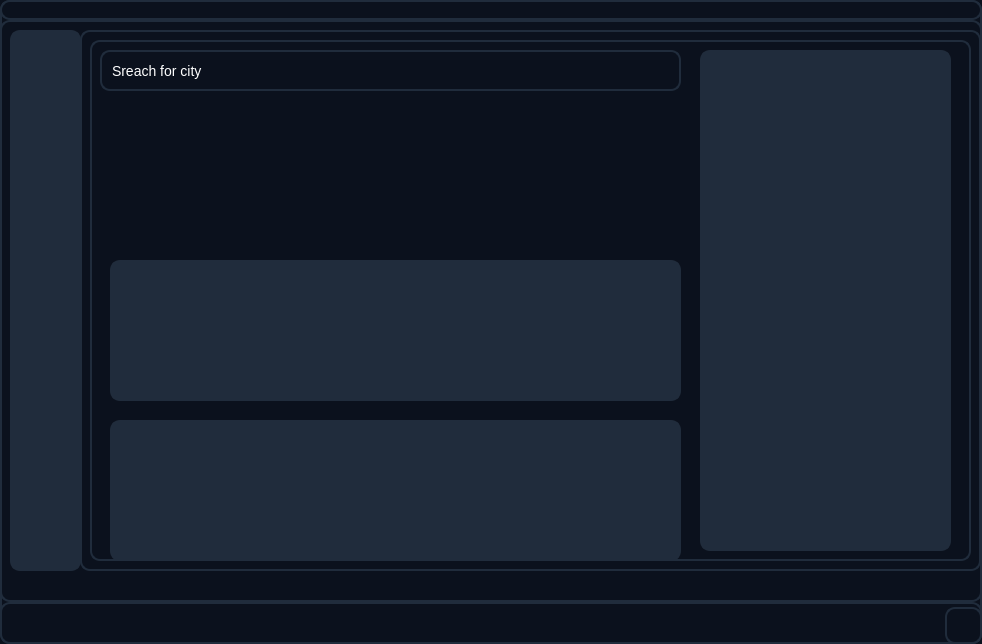
This is ui/main/main.ui in phamnamkhanh0602/python-app as Qt 5 draws it before an edit. The edited form follows.
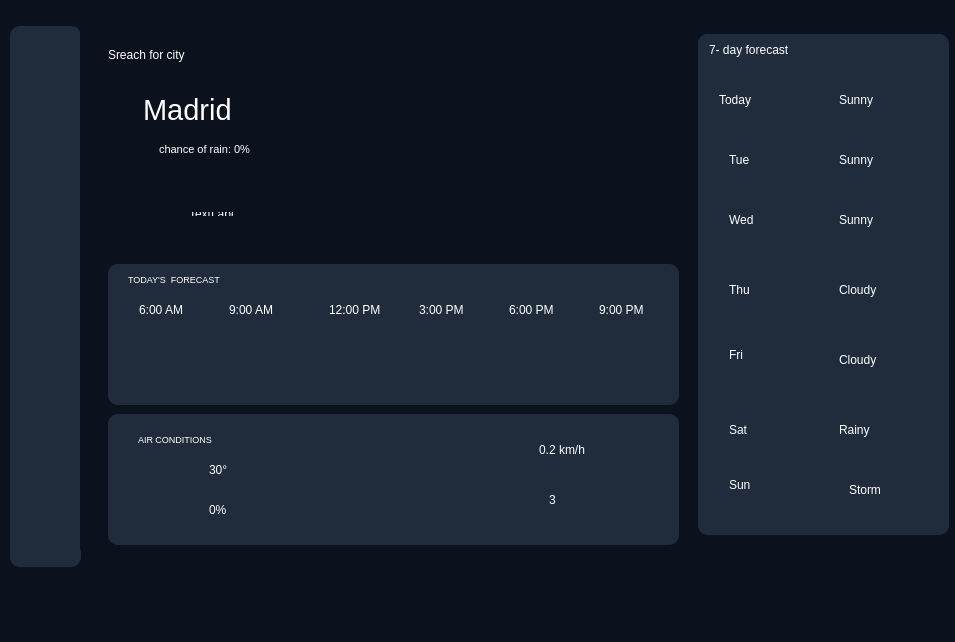
This is the edited form. Icons and pictures are not drawn.

Commit message: main trang 1

```diff
--- a/ui/main/main.ui
+++ b/ui/main/main.ui
@@ -6,8 +6,8 @@
    <rect>
     <x>0</x>
     <y>0</y>
-    <width>982</width>
-    <height>644</height>
+    <width>955</width>
+    <height>642</height>
    </rect>
   </property>
   <property name="windowTitle">
@@ -16,10 +16,10 @@
   <property name="styleSheet">
    <string notr="true">    background-color: #0b111d;
     color: #FFFFFF; 
-    border: 2px solid #202c3c;
+   
     border-radius: 10px; 
     padding: 8px;
-    font-size: 14px;</string>
+   </string>
   </property>
   <widget class="QWidget" name="centralwidget">
    <widget class="QWidget" name="widget" native="true">
@@ -35,12 +35,69 @@
      <string notr="true">background-color:#202c3c;
 border-radius:10px</string>
     </property>
+    <widget class="QLabel" name="label_15">
+     <property name="geometry">
+      <rect>
+       <x>10</x>
+       <y>10</y>
+       <width>51</width>
+       <height>51</height>
+      </rect>
+     </property>
+     <property name="text">
+      <string/>
+     </property>
+     <property name="pixmap">
+      <pixmap>../../../../../../Downloads/wind.png</pixmap>
+     </property>
+     <property name="scaledContents">
+      <bool>true</bool>
+     </property>
+    </widget>
+    <widget class="QLabel" name="label_16">
+     <property name="geometry">
+      <rect>
+       <x>0</x>
+       <y>60</y>
+       <width>71</width>
+       <height>61</height>
+      </rect>
+     </property>
+     <property name="text">
+      <string/>
+     </property>
+     <property name="pixmap">
+      <pixmap>../../../../../../Downloads/extreme-weather.png</pixmap>
+     </property>
+     <property name="scaledContents">
+      <bool>true</bool>
+     </property>
+    </widget>
+    <widget class="QLabel" name="label_17">
+     <property name="geometry">
+      <rect>
+       <x>0</x>
+       <y>130</y>
+       <width>71</width>
+       <height>61</height>
+      </rect>
+     </property>
+     <property name="text">
+      <string/>
+     </property>
+     <property name="pixmap">
+      <pixmap>../../../../../../Downloads/main-menu.png</pixmap>
+     </property>
+     <property name="scaledContents">
+      <bool>true</bool>
+     </property>
+    </widget>
    </widget>
    <widget class="QStackedWidget" name="stackedWidget">
     <property name="geometry">
      <rect>
       <x>80</x>
-      <y>10</y>
+      <y>0</y>
       <width>901</width>
       <height>541</height>
      </rect>
@@ -50,7 +107,7 @@
       <property name="geometry">
        <rect>
         <x>20</x>
-        <y>220</y>
+        <y>240</y>
         <width>571</width>
         <height>141</height>
        </rect>
@@ -58,19 +115,375 @@
       <property name="styleSheet">
        <string notr="true">background-color:#202c3c;</string>
       </property>
+      <widget class="QLabel" name="label_2">
+       <property name="geometry">
+        <rect>
+         <x>10</x>
+         <y>50</y>
+         <width>91</width>
+         <height>81</height>
+        </rect>
+       </property>
+       <property name="text">
+        <string/>
+       </property>
+       <property name="pixmap">
+        <pixmap>../../../../../../Downloads/clouds.png</pixmap>
+       </property>
+       <property name="scaledContents">
+        <bool>true</bool>
+       </property>
+      </widget>
+      <widget class="QLabel" name="label_3">
+       <property name="geometry">
+        <rect>
+         <x>110</x>
+         <y>50</y>
+         <width>81</width>
+         <height>71</height>
+        </rect>
+       </property>
+       <property name="text">
+        <string/>
+       </property>
+       <property name="pixmap">
+        <pixmap>../../../../../../Downloads/sun (2).png</pixmap>
+       </property>
+       <property name="scaledContents">
+        <bool>true</bool>
+       </property>
+      </widget>
+      <widget class="QLabel" name="label_4">
+       <property name="geometry">
+        <rect>
+         <x>210</x>
+         <y>60</y>
+         <width>71</width>
+         <height>61</height>
+        </rect>
+       </property>
+       <property name="text">
+        <string/>
+       </property>
+       <property name="pixmap">
+        <pixmap>../../../../../../Downloads/sun (1).png</pixmap>
+       </property>
+       <property name="scaledContents">
+        <bool>true</bool>
+       </property>
+      </widget>
+      <widget class="QLabel" name="label_5">
+       <property name="geometry">
+        <rect>
+         <x>300</x>
+         <y>60</y>
+         <width>71</width>
+         <height>61</height>
+        </rect>
+       </property>
+       <property name="text">
+        <string/>
+       </property>
+       <property name="pixmap">
+        <pixmap>../../../../../../Downloads/sun (1).png</pixmap>
+       </property>
+       <property name="scaledContents">
+        <bool>true</bool>
+       </property>
+      </widget>
+      <widget class="QLabel" name="label_6">
+       <property name="geometry">
+        <rect>
+         <x>390</x>
+         <y>60</y>
+         <width>71</width>
+         <height>61</height>
+        </rect>
+       </property>
+       <property name="text">
+        <string/>
+       </property>
+       <property name="pixmap">
+        <pixmap>../../../../../../Downloads/sun (1).png</pixmap>
+       </property>
+       <property name="scaledContents">
+        <bool>true</bool>
+       </property>
+      </widget>
+      <widget class="QLabel" name="label_7">
+       <property name="geometry">
+        <rect>
+         <x>470</x>
+         <y>50</y>
+         <width>81</width>
+         <height>71</height>
+        </rect>
+       </property>
+       <property name="text">
+        <string/>
+       </property>
+       <property name="pixmap">
+        <pixmap>../../../../../../Downloads/sun (2).png</pixmap>
+       </property>
+       <property name="scaledContents">
+        <bool>true</bool>
+       </property>
+      </widget>
+      <widget class="QLabel" name="label_20">
+       <property name="geometry">
+        <rect>
+         <x>10</x>
+         <y>0</y>
+         <width>161</width>
+         <height>31</height>
+        </rect>
+       </property>
+       <property name="font">
+        <font>
+         <pointsize>7</pointsize>
+        </font>
+       </property>
+       <property name="text">
+        <string>TODAY'S  FORECAST</string>
+       </property>
+      </widget>
+      <widget class="QLabel" name="label_21">
+       <property name="geometry">
+        <rect>
+         <x>20</x>
+         <y>30</y>
+         <width>81</width>
+         <height>31</height>
+        </rect>
+       </property>
+       <property name="text">
+        <string>6:00 AM</string>
+       </property>
+      </widget>
+      <widget class="QLabel" name="label_22">
+       <property name="geometry">
+        <rect>
+         <x>110</x>
+         <y>30</y>
+         <width>81</width>
+         <height>31</height>
+        </rect>
+       </property>
+       <property name="text">
+        <string>9:00 AM</string>
+       </property>
+      </widget>
+      <widget class="QLabel" name="label_23">
+       <property name="geometry">
+        <rect>
+         <x>210</x>
+         <y>30</y>
+         <width>81</width>
+         <height>31</height>
+        </rect>
+       </property>
+       <property name="text">
+        <string>12:00 PM</string>
+       </property>
+      </widget>
+      <widget class="QLabel" name="label_24">
+       <property name="geometry">
+        <rect>
+         <x>300</x>
+         <y>30</y>
+         <width>71</width>
+         <height>31</height>
+        </rect>
+       </property>
+       <property name="text">
+        <string>3:00 PM</string>
+       </property>
+      </widget>
+      <widget class="QLabel" name="label_25">
+       <property name="geometry">
+        <rect>
+         <x>390</x>
+         <y>30</y>
+         <width>71</width>
+         <height>31</height>
+        </rect>
+       </property>
+       <property name="text">
+        <string>6:00 PM</string>
+       </property>
+      </widget>
+      <widget class="QLabel" name="label_26">
+       <property name="geometry">
+        <rect>
+         <x>480</x>
+         <y>30</y>
+         <width>71</width>
+         <height>31</height>
+        </rect>
+       </property>
+       <property name="text">
+        <string>9:00 PM</string>
+       </property>
+      </widget>
      </widget>
      <widget class="QWidget" name="widget_3" native="true">
       <property name="geometry">
        <rect>
         <x>20</x>
-        <y>380</y>
+        <y>390</y>
         <width>571</width>
-        <height>141</height>
+        <height>131</height>
        </rect>
       </property>
       <property name="styleSheet">
        <string notr="true">background-color:#202c3c;</string>
       </property>
+      <widget class="QLabel" name="label_42">
+       <property name="geometry">
+        <rect>
+         <x>20</x>
+         <y>10</y>
+         <width>151</width>
+         <height>31</height>
+        </rect>
+       </property>
+       <property name="font">
+        <font>
+         <pointsize>7</pointsize>
+        </font>
+       </property>
+       <property name="text">
+        <string>AIR CONDITIONS</string>
+       </property>
+      </widget>
+      <widget class="QLabel" name="label_43">
+       <property name="geometry">
+        <rect>
+         <x>60</x>
+         <y>40</y>
+         <width>41</width>
+         <height>41</height>
+        </rect>
+       </property>
+       <property name="text">
+        <string/>
+       </property>
+       <property name="pixmap">
+        <pixmap>../../../../../../Downloads/temperature.png</pixmap>
+       </property>
+       <property name="scaledContents">
+        <bool>true</bool>
+       </property>
+      </widget>
+      <widget class="QLabel" name="label_44">
+       <property name="geometry">
+        <rect>
+         <x>60</x>
+         <y>80</y>
+         <width>41</width>
+         <height>41</height>
+        </rect>
+       </property>
+       <property name="text">
+        <string/>
+       </property>
+       <property name="pixmap">
+        <pixmap>../../../../../../Downloads/drop.png</pixmap>
+       </property>
+       <property name="scaledContents">
+        <bool>true</bool>
+       </property>
+      </widget>
+      <widget class="QLabel" name="label_45">
+       <property name="geometry">
+        <rect>
+         <x>360</x>
+         <y>20</y>
+         <width>61</width>
+         <height>41</height>
+        </rect>
+       </property>
+       <property name="text">
+        <string/>
+       </property>
+       <property name="pixmap">
+        <pixmap>../../../../../../Downloads/wind (1).png</pixmap>
+       </property>
+       <property name="scaledContents">
+        <bool>true</bool>
+       </property>
+      </widget>
+      <widget class="QLabel" name="label_46">
+       <property name="geometry">
+        <rect>
+         <x>370</x>
+         <y>70</y>
+         <width>51</width>
+         <height>41</height>
+        </rect>
+       </property>
+       <property name="text">
+        <string/>
+       </property>
+       <property name="pixmap">
+        <pixmap>../../../../../../Downloads/sun.png</pixmap>
+       </property>
+       <property name="scaledContents">
+        <bool>true</bool>
+       </property>
+      </widget>
+      <widget class="QLabel" name="label_48">
+       <property name="geometry">
+        <rect>
+         <x>90</x>
+         <y>40</y>
+         <width>61</width>
+         <height>31</height>
+        </rect>
+       </property>
+       <property name="text">
+        <string>30°</string>
+       </property>
+      </widget>
+      <widget class="QLabel" name="label_49">
+       <property name="geometry">
+        <rect>
+         <x>90</x>
+         <y>80</y>
+         <width>51</width>
+         <height>31</height>
+        </rect>
+       </property>
+       <property name="text">
+        <string>0%</string>
+       </property>
+      </widget>
+      <widget class="QLabel" name="label_50">
+       <property name="geometry">
+        <rect>
+         <x>420</x>
+         <y>20</y>
+         <width>81</width>
+         <height>31</height>
+        </rect>
+       </property>
+       <property name="text">
+        <string>0.2 km/h</string>
+       </property>
+      </widget>
+      <widget class="QLabel" name="label_51">
+       <property name="geometry">
+        <rect>
+         <x>430</x>
+         <y>70</y>
+         <width>61</width>
+         <height>31</height>
+        </rect>
+       </property>
+       <property name="text">
+        <string>3</string>
+       </property>
+      </widget>
      </widget>
      <widget class="QWidget" name="widget_4" native="true">
       <property name="geometry">
@@ -84,6 +497,334 @@
       <property name="styleSheet">
        <string notr="true">background-color:#202c3c;</string>
       </property>
+      <widget class="QLabel" name="label_8">
+       <property name="geometry">
+        <rect>
+         <x>70</x>
+         <y>40</y>
+         <width>61</width>
+         <height>51</height>
+        </rect>
+       </property>
+       <property name="text">
+        <string/>
+       </property>
+       <property name="pixmap">
+        <pixmap>../../../../../../Downloads/sun (1).png</pixmap>
+       </property>
+       <property name="scaledContents">
+        <bool>true</bool>
+       </property>
+      </widget>
+      <widget class="QLabel" name="label_9">
+       <property name="geometry">
+        <rect>
+         <x>70</x>
+         <y>100</y>
+         <width>61</width>
+         <height>51</height>
+        </rect>
+       </property>
+       <property name="text">
+        <string/>
+       </property>
+       <property name="pixmap">
+        <pixmap>../../../../../../Downloads/sun (1).png</pixmap>
+       </property>
+       <property name="scaledContents">
+        <bool>true</bool>
+       </property>
+      </widget>
+      <widget class="QLabel" name="label_10">
+       <property name="geometry">
+        <rect>
+         <x>70</x>
+         <y>160</y>
+         <width>61</width>
+         <height>51</height>
+        </rect>
+       </property>
+       <property name="text">
+        <string/>
+       </property>
+       <property name="pixmap">
+        <pixmap>../../../../../../Downloads/sun (1).png</pixmap>
+       </property>
+       <property name="scaledContents">
+        <bool>true</bool>
+       </property>
+      </widget>
+      <widget class="QLabel" name="label_11">
+       <property name="geometry">
+        <rect>
+         <x>60</x>
+         <y>220</y>
+         <width>81</width>
+         <height>81</height>
+        </rect>
+       </property>
+       <property name="text">
+        <string/>
+       </property>
+       <property name="pixmap">
+        <pixmap>../../../../../../Downloads/clouds.png</pixmap>
+       </property>
+       <property name="scaledContents">
+        <bool>true</bool>
+       </property>
+      </widget>
+      <widget class="QLabel" name="label_12">
+       <property name="geometry">
+        <rect>
+         <x>60</x>
+         <y>290</y>
+         <width>81</width>
+         <height>71</height>
+        </rect>
+       </property>
+       <property name="text">
+        <string/>
+       </property>
+       <property name="pixmap">
+        <pixmap>../../../../../../Downloads/clouds.png</pixmap>
+       </property>
+       <property name="scaledContents">
+        <bool>true</bool>
+       </property>
+      </widget>
+      <widget class="QLabel" name="label_13">
+       <property name="geometry">
+        <rect>
+         <x>70</x>
+         <y>430</y>
+         <width>71</width>
+         <height>61</height>
+        </rect>
+       </property>
+       <property name="text">
+        <string/>
+       </property>
+       <property name="pixmap">
+        <pixmap>../../../../../../Downloads/storm (1).png</pixmap>
+       </property>
+       <property name="scaledContents">
+        <bool>true</bool>
+       </property>
+      </widget>
+      <widget class="QLabel" name="label_14">
+       <property name="geometry">
+        <rect>
+         <x>60</x>
+         <y>360</y>
+         <width>71</width>
+         <height>61</height>
+        </rect>
+       </property>
+       <property name="text">
+        <string/>
+       </property>
+       <property name="pixmap">
+        <pixmap>../../../../../../Downloads/cloudy.png</pixmap>
+       </property>
+       <property name="scaledContents">
+        <bool>true</bool>
+       </property>
+      </widget>
+      <widget class="QLabel" name="label_27">
+       <property name="geometry">
+        <rect>
+         <x>10</x>
+         <y>50</y>
+         <width>61</width>
+         <height>31</height>
+        </rect>
+       </property>
+       <property name="text">
+        <string>Today</string>
+       </property>
+      </widget>
+      <widget class="QLabel" name="label_28">
+       <property name="geometry">
+        <rect>
+         <x>20</x>
+         <y>170</y>
+         <width>51</width>
+         <height>31</height>
+        </rect>
+       </property>
+       <property name="text">
+        <string>Wed</string>
+       </property>
+      </widget>
+      <widget class="QLabel" name="label_29">
+       <property name="geometry">
+        <rect>
+         <x>20</x>
+         <y>240</y>
+         <width>51</width>
+         <height>31</height>
+        </rect>
+       </property>
+       <property name="text">
+        <string>Thu</string>
+       </property>
+      </widget>
+      <widget class="QLabel" name="label_30">
+       <property name="geometry">
+        <rect>
+         <x>20</x>
+         <y>300</y>
+         <width>51</width>
+         <height>41</height>
+        </rect>
+       </property>
+       <property name="text">
+        <string>Fri</string>
+       </property>
+      </widget>
+      <widget class="QLabel" name="label_31">
+       <property name="geometry">
+        <rect>
+         <x>20</x>
+         <y>370</y>
+         <width>41</width>
+         <height>51</height>
+        </rect>
+       </property>
+       <property name="text">
+        <string>Sat</string>
+       </property>
+      </widget>
+      <widget class="QLabel" name="label_32">
+       <property name="geometry">
+        <rect>
+         <x>20</x>
+         <y>430</y>
+         <width>51</width>
+         <height>41</height>
+        </rect>
+       </property>
+       <property name="text">
+        <string>Sun</string>
+       </property>
+      </widget>
+      <widget class="QLabel" name="label_33">
+       <property name="geometry">
+        <rect>
+         <x>20</x>
+         <y>110</y>
+         <width>51</width>
+         <height>31</height>
+        </rect>
+       </property>
+       <property name="text">
+        <string>Tue</string>
+       </property>
+      </widget>
+      <widget class="QLabel" name="label_34">
+       <property name="geometry">
+        <rect>
+         <x>0</x>
+         <y>0</y>
+         <width>121</width>
+         <height>31</height>
+        </rect>
+       </property>
+       <property name="text">
+        <string>7- day forecast</string>
+       </property>
+      </widget>
+      <widget class="QLabel" name="label_35">
+       <property name="geometry">
+        <rect>
+         <x>130</x>
+         <y>50</y>
+         <width>81</width>
+         <height>31</height>
+        </rect>
+       </property>
+       <property name="text">
+        <string>Sunny</string>
+       </property>
+      </widget>
+      <widget class="QLabel" name="label_36">
+       <property name="geometry">
+        <rect>
+         <x>130</x>
+         <y>170</y>
+         <width>81</width>
+         <height>31</height>
+        </rect>
+       </property>
+       <property name="text">
+        <string>Sunny</string>
+       </property>
+      </widget>
+      <widget class="QLabel" name="label_37">
+       <property name="geometry">
+        <rect>
+         <x>130</x>
+         <y>110</y>
+         <width>81</width>
+         <height>31</height>
+        </rect>
+       </property>
+       <property name="text">
+        <string>Sunny</string>
+       </property>
+      </widget>
+      <widget class="QLabel" name="label_38">
+       <property name="geometry">
+        <rect>
+         <x>130</x>
+         <y>240</y>
+         <width>71</width>
+         <height>31</height>
+        </rect>
+       </property>
+       <property name="text">
+        <string>Cloudy</string>
+       </property>
+      </widget>
+      <widget class="QLabel" name="label_39">
+       <property name="geometry">
+        <rect>
+         <x>130</x>
+         <y>310</y>
+         <width>71</width>
+         <height>31</height>
+        </rect>
+       </property>
+       <property name="text">
+        <string>Cloudy</string>
+       </property>
+      </widget>
+      <widget class="QLabel" name="label_40">
+       <property name="geometry">
+        <rect>
+         <x>130</x>
+         <y>380</y>
+         <width>71</width>
+         <height>31</height>
+        </rect>
+       </property>
+       <property name="text">
+        <string>Rainy</string>
+       </property>
+      </widget>
+      <widget class="QLabel" name="label_41">
+       <property name="geometry">
+        <rect>
+         <x>140</x>
+         <y>440</y>
+         <width>71</width>
+         <height>31</height>
+        </rect>
+       </property>
+       <property name="text">
+        <string>Storm</string>
+       </property>
+      </widget>
      </widget>
      <widget class="QLineEdit" name="lineEdit">
       <property name="geometry">
@@ -98,6 +839,75 @@
        <string>Sreach for city</string>
       </property>
      </widget>
+     <widget class="QLabel" name="label">
+      <property name="geometry">
+       <rect>
+        <x>390</x>
+        <y>60</y>
+        <width>171</width>
+        <height>151</height>
+       </rect>
+      </property>
+      <property name="text">
+       <string/>
+      </property>
+      <property name="pixmap">
+       <pixmap>../../../../../../Downloads/sun (1).png</pixmap>
+      </property>
+      <property name="scaledContents">
+       <bool>true</bool>
+      </property>
+     </widget>
+     <widget class="QLabel" name="label_18">
+      <property name="geometry">
+       <rect>
+        <x>40</x>
+        <y>60</y>
+        <width>151</width>
+        <height>51</height>
+       </rect>
+      </property>
+      <property name="font">
+       <font>
+        <pointsize>22</pointsize>
+        <italic>false</italic>
+       </font>
+      </property>
+      <property name="text">
+       <string>Madrid</string>
+      </property>
+     </widget>
+     <widget class="QLabel" name="label_19">
+      <property name="geometry">
+       <rect>
+        <x>60</x>
+        <y>110</y>
+        <width>151</width>
+        <height>31</height>
+       </rect>
+      </property>
+      <property name="font">
+       <font>
+        <pointsize>8</pointsize>
+       </font>
+      </property>
+      <property name="text">
+       <string>chance of rain: 0%</string>
+      </property>
+     </widget>
+     <widget class="QLabel" name="label_47">
+      <property name="geometry">
+       <rect>
+        <x>90</x>
+        <y>180</y>
+        <width>63</width>
+        <height>20</height>
+       </rect>
+      </property>
+      <property name="text">
+       <string>TextLabel</string>
+      </property>
+     </widget>
     </widget>
     <widget class="QWidget" name="page_2"/>
    </widget>
@@ -107,8 +917,8 @@
     <rect>
      <x>0</x>
      <y>0</y>
-     <width>982</width>
-     <height>44</height>
+     <width>955</width>
+     <height>41</height>
     </rect>
    </property>
   </widget>
```
